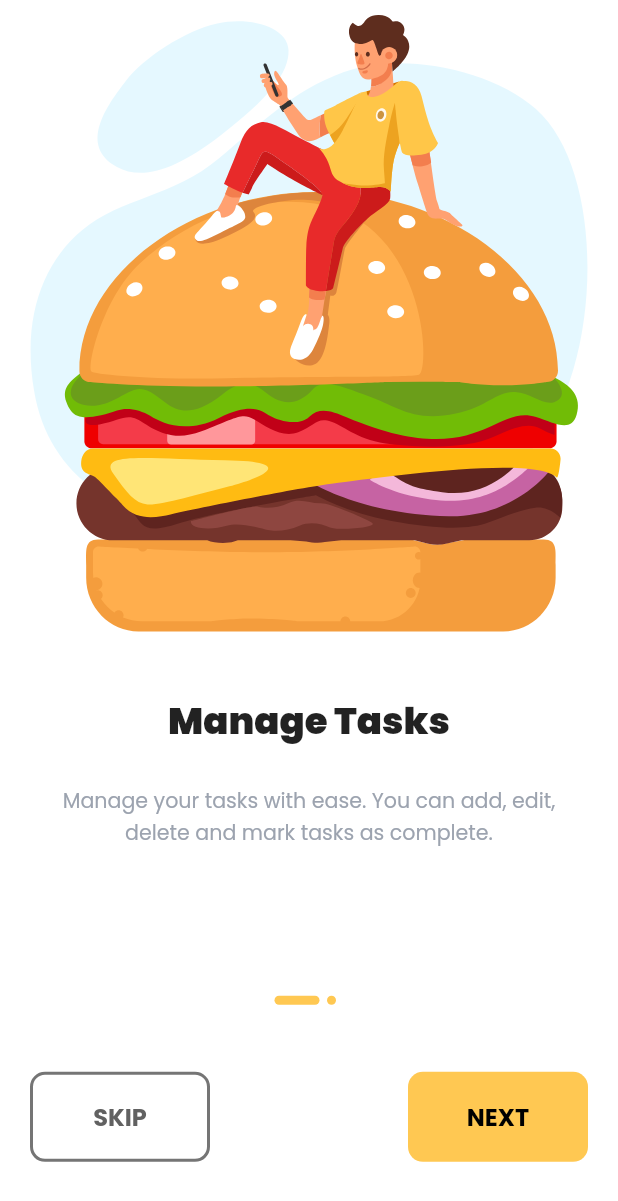
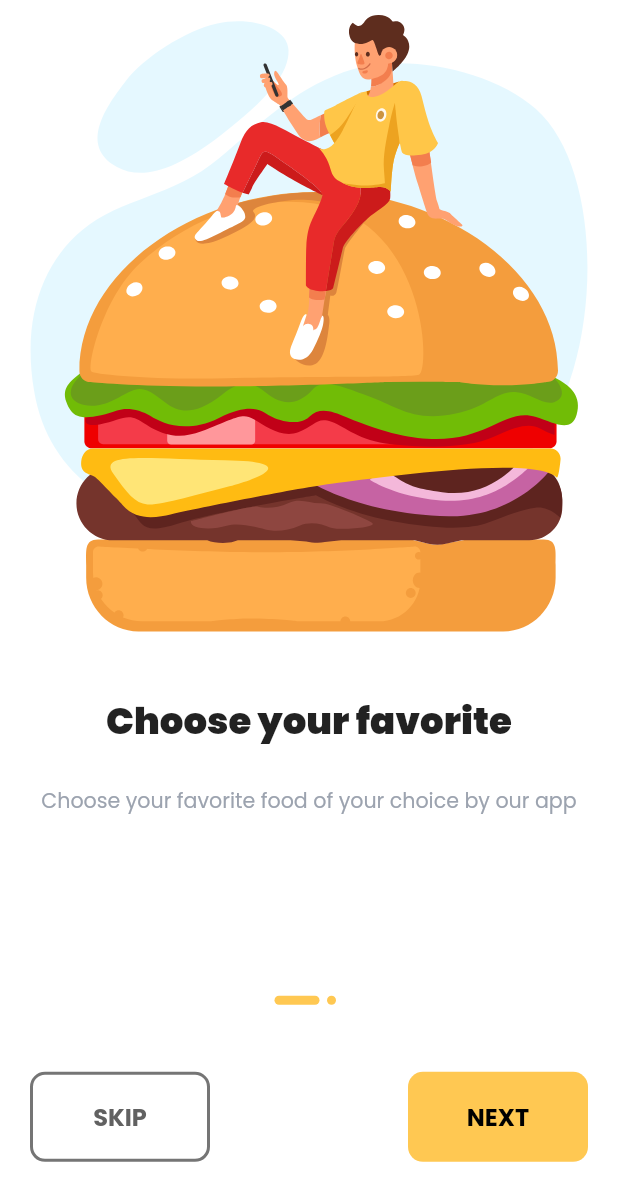
Before and after one commit to 2EasyNow/yummy-food-customer, a Flutter app: the screen it shows after launch, on a phone screen of 412 x 824 dp. Shown: the top 1201 px of the screen. Run offline on Flutter 3.47's test engine with Material 2 defaults, Android fonts, the phone set to English and light mode, and no system bars; our stand-ins replace buildcondition, cloud_firestore, firebase_auth, firebase_core, firebase_storage, flutter_spinkit and 10 more; missing offline and left inert: cloud_firestore_odm, flutter_statusbarcolor_ns; accounts and stored records are empty.

Commit message:
On Boarding titles fixed

```diff
--- a/lib/app/data/helpers/app_strings.dart
+++ b/lib/app/data/helpers/app_strings.dart
@@ -1,6 +1,10 @@
 class AppStrings {
-  static const introductionPage1Title = "Manage Tasks";
-  static const introductionPage1Content = "Manage your tasks with ease. You can add, edit, delete and mark tasks as complete.";
+  static const introductionPage1Title = "Choose your favorite";
+  static const introductionPage1Content = "Choose your favorite food of your choice by our app";
+
   static const introductionPage2Title = "Tracking Order";
   static const introductionPage2Content = "Real time tracking will keep you upto date about your order";
+
+  static const introductionPage3Title = "Get Delivery at your doorstep";
+  static const introductionPage3Content = "Rider will deliver you food at your doorstep";
 }
```
